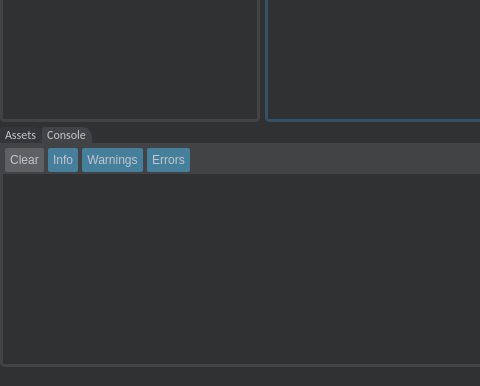
First picture: the form in Editor/editor.ui, repository PanosK92/SpartanEngine, before the edit; both pictures show x 0 to 480 and y 382 to 768 of the 1366 by 768 pixel window.
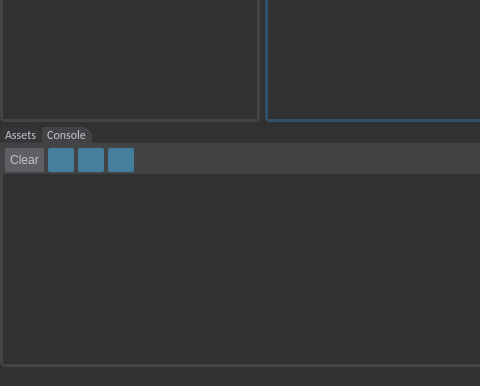
Second picture: the form after the edit. Icons and pictures are not drawn. Custom widgets are drawn as their Qt base class.

Commit message: Editor console can now be toggled to display any combination of info/warnings/errors. Added icons for the console toggle buttons.

Diff of the .ui file:
```diff
--- a/Editor/editor.ui
+++ b/Editor/editor.ui
@@ -2455,8 +2455,14 @@
                        </item>
                        <item>
                         <widget class="QPushButton" name="buttonConsoleInfo">
+                         <property name="maximumSize">
+                          <size>
+                           <width>30</width>
+                           <height>16777215</height>
+                          </size>
+                         </property>
                          <property name="text">
-                          <string>Info</string>
+                          <string/>
                          </property>
                          <property name="checkable">
                           <bool>true</bool>
@@ -2468,8 +2474,20 @@
                        </item>
                        <item>
                         <widget class="QPushButton" name="buttonConsoleWarnings">
+                         <property name="maximumSize">
+                          <size>
+                           <width>30</width>
+                           <height>16777215</height>
+                          </size>
+                         </property>
+                         <property name="baseSize">
+                          <size>
+                           <width>0</width>
+                           <height>0</height>
+                          </size>
+                         </property>
                          <property name="text">
-                          <string>Warnings</string>
+                          <string/>
                          </property>
                          <property name="checkable">
                           <bool>true</bool>
@@ -2481,8 +2499,20 @@
                        </item>
                        <item>
                         <widget class="QPushButton" name="buttonConsoleErrors">
+                         <property name="sizePolicy">
+                          <sizepolicy hsizetype="Minimum" vsizetype="Minimum">
+                           <horstretch>0</horstretch>
+                           <verstretch>0</verstretch>
+                          </sizepolicy>
+                         </property>
+                         <property name="maximumSize">
+                          <size>
+                           <width>30</width>
+                           <height>16777215</height>
+                          </size>
+                         </property>
                          <property name="text">
-                          <string>Errors</string>
+                          <string/>
                          </property>
                          <property name="checkable">
                           <bool>true</bool>
```
Left out of the diff: 21 changed lines with no effect on the pictures. The commit also changes 4 other files.
